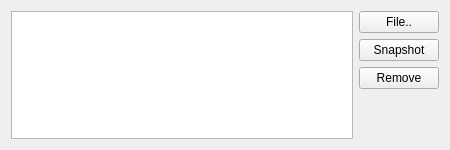
First picture: the form in madgui/widget/curvemanager.ui, repository hibtc/madgui, before the edit.
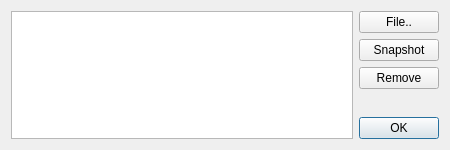
Second picture: the form after the edit. Custom widgets are drawn as their Qt base class.

Commit message: Add "Ok" button to curvemanager widget, use as default

```diff
--- a/madgui/widget/curvemanager.ui
+++ b/madgui/widget/curvemanager.ui
@@ -53,6 +53,16 @@
        </property>
       </spacer>
      </item>
+     <item>
+      <widget class="QDialogButtonBox" name="btn_box">
+       <property name="orientation">
+        <enum>Qt::Vertical</enum>
+       </property>
+       <property name="standardButtons">
+        <set>QDialogButtonBox::Ok</set>
+       </property>
+      </widget>
+     </item>
     </layout>
    </item>
   </layout>
```
The commit also changes 1 other file.
